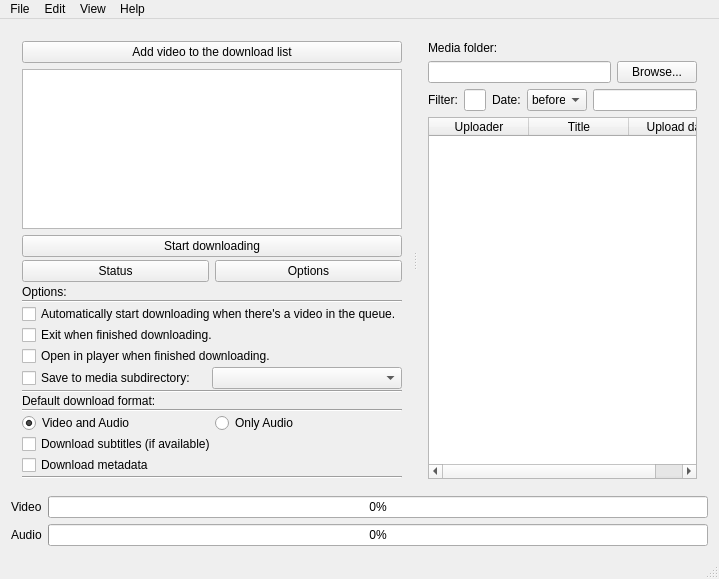
This is mainwindow.ui in doublejim/QYoutubeDownloader as Qt 5 draws it before an edit. The edited form follows.
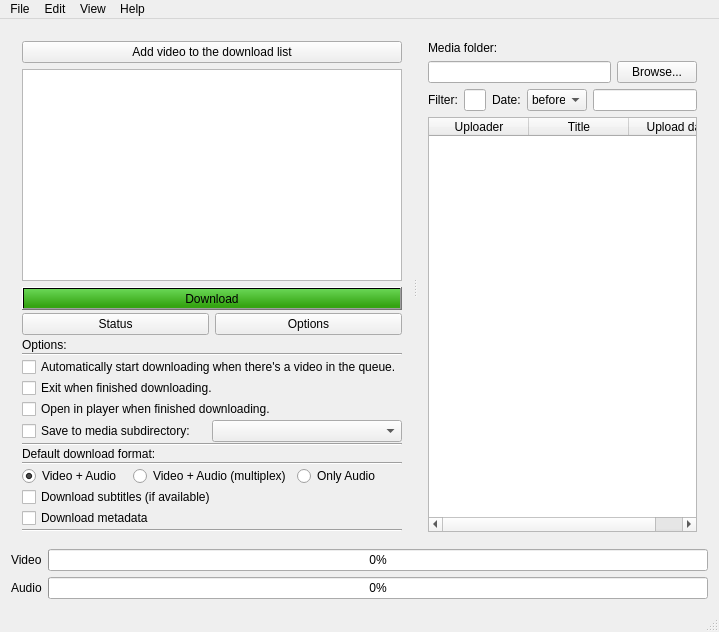
This is the edited form. Icons and pictures are not drawn.

Commit message: Nikolai old latest version (has normal, non-mux download option)

```diff
--- a/mainwindow.ui
+++ b/mainwindow.ui
@@ -7,7 +7,7 @@
     <x>0</x>
     <y>0</y>
     <width>719</width>
-    <height>579</height>
+    <height>632</height>
    </rect>
   </property>
   <property name="windowTitle">
@@ -52,8 +52,12 @@
           </property>
           <item>
            <widget class="QPushButton" name="btnStartDownload">
+            <property name="styleSheet">
+             <string notr="true">background-color: qlineargradient(spread:pad, x1:0.48, y1:0.9605, x2:0.462802, y2:0, stop:0.0795455 rgba(53, 164, 18, 255), stop:1 rgba(105, 214, 85, 255));
+color: rgb(0, 0, 0);</string>
+            </property>
             <property name="text">
-             <string>Start downloading</string>
+             <string>Download</string>
             </property>
             <property name="iconSize">
              <size>
@@ -223,15 +227,31 @@
               <item>
                <layout class="QHBoxLayout" name="horizontalLayout_4">
                 <item>
-                 <widget class="QRadioButton" name="radioAudioVideo">
+                 <widget class="QRadioButton" name="radioVideo">
+                  <property name="toolTip">
+                   <string extracomment="Default. Works for all sites."/>
+                  </property>
                   <property name="text">
-                   <string>Video and Audio</string>
+                   <string>Video + Audio</string>
                   </property>
                   <property name="checked">
                    <bool>true</bool>
                   </property>
                  </widget>
                 </item>
+                <item>
+                 <widget class="QRadioButton" name="radioAudioVideo">
+                  <property name="toolTip">
+                   <string extracomment="Youtube only! Downloads video and audio separately, then combines them using ffmpeg."/>
+                  </property>
+                  <property name="text">
+                   <string>Video + Audio (multiplex)</string>
+                  </property>
+                  <property name="checked">
+                   <bool>false</bool>
+                  </property>
+                 </widget>
+                </item>
                 <item>
                  <widget class="QRadioButton" name="radioAudioOnly">
                   <property name="text">
```
Left out of the diff: 11 changed lines with no effect on the pictures. The commit also changes 18 other files.
